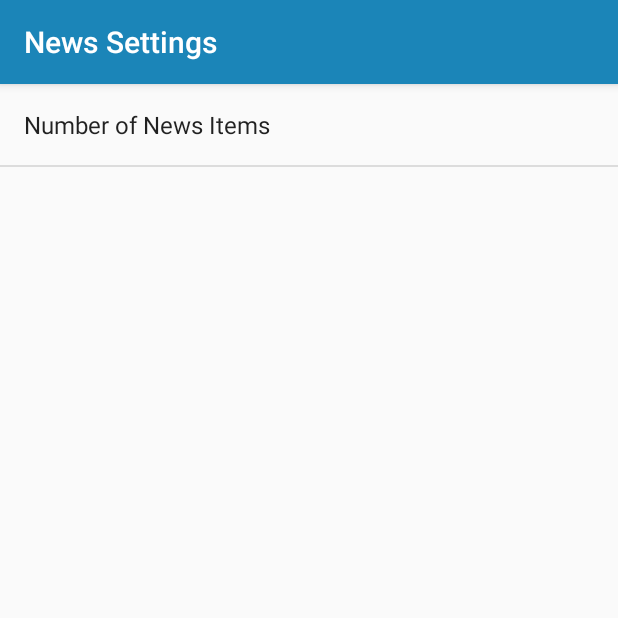
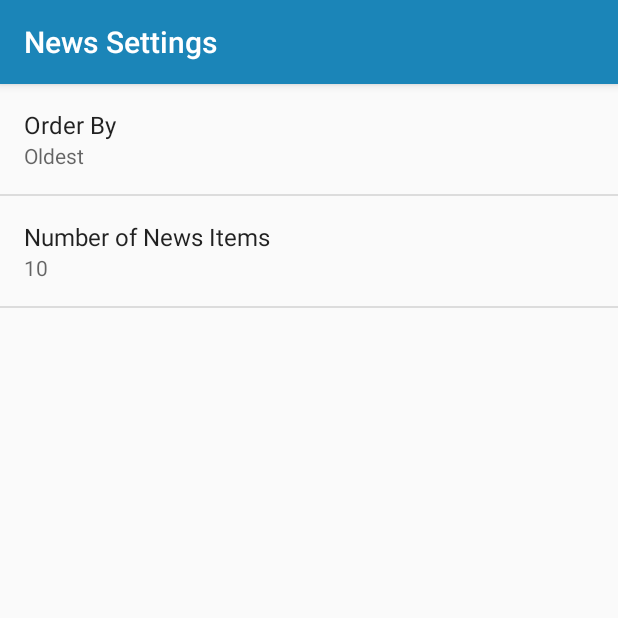
Before and after one commit to lakerfan32/NewsApp, an Android app: the screen it shows after launch (SettingsActivity), after a tap on "SETTINGS", on a phone screen of 412 x 824 dp, the top half of it. Run offline under Robolectric (Android 15) with nearby library versions, the phone set to English and light mode, and no system bars.

Commit message:
-Added Preference summaries and OnPreferenceChangeListener interface -Added OrderBy preference

```diff
--- a/app/src/main/java/com/example/ralph/newsapp/NewsActivity.java
+++ b/app/src/main/java/com/example/ralph/newsapp/NewsActivity.java
@@ -9,6 +9,7 @@ import android.net.ConnectivityManager;
 import android.net.NetworkInfo;
 import android.net.Uri;
 import android.os.Bundle;
+import android.preference.PreferenceManager;
 import android.support.v7.app.AppCompatActivity;
 import android.view.Menu;
 import android.view.MenuItem;
@@ -28,10 +29,10 @@ public class NewsActivity extends AppCompatActivity
 
     /**
      * URL for news item data from the GUARDIAN dataset
-     * (sorted by Relevance
+     * (sorted by Relevance)
      */
     private static final String GUARDIAN_REQUEST_URL =
-            "https://content.guardianapis.com/search?q=movies&from-date=2018-02-01&order-by=relevance&show-tags=contributor&api-key=b12ea91b-a708-4145-a15f-e9cb7cf79369";
+            "https://content.guardianapis.com/search?";
 
     /**
      * Constant value for the news item loader ID. We can choose any integer.
@@ -121,10 +122,45 @@ public class NewsActivity extends AppCompatActivity
     public void onSharedPreferenceChanged(SharedPreferences prefs, String key) {
     }
 
-    @Override
+/*    @Override
     public Loader<List<News>> onCreateLoader(int i, Bundle bundle) {
         // Create a new loader for the given URL
         return new NewsLoader(this, GUARDIAN_REQUEST_URL);
+    }*/
+
+    @Override
+    // Create a new loader for the given URL
+    public Loader<List<News>> onCreateLoader(int i, Bundle bundle) {
+
+        SharedPreferences sharedPrefs = PreferenceManager.getDefaultSharedPreferences(this);
+
+        // getString retrieves a String value from the preferences.
+        // The second parameter is the default value for the preferences.
+        String numberNewsItems = sharedPrefs.getString(
+                getString(R.string.number_news_items_key),
+                getString(R.string.number_news_items_default));
+
+        String orderBy = sharedPrefs.getString(
+                getString(R.string.order_by_key),
+                getString(R.string.order_by_default));
+
+        // parse breaks apart the URI string that's passed into its parameter
+        Uri baseUri = Uri.parse(GUARDIAN_REQUEST_URL);
+
+        // buildUpon prepares the baseUri that we just parsed so we can add query parameters to it
+        Uri.Builder uriBuilder = baseUri.buildUpon();
+
+        // Append query parameter and its value. For example, the `format=geojson`
+        uriBuilder.appendQueryParameter("q", "movies");
+        uriBuilder.appendQueryParameter("from-date", "2018-02-01");
+        uriBuilder.appendQueryParameter("order-by", orderBy);
+        uriBuilder.appendQueryParameter("show-tags", "contributor");
+        uriBuilder.appendQueryParameter("page-size", numberNewsItems);
+        uriBuilder.appendQueryParameter("api-key", "b12ea91b-a708-4145-a15f-e9cb7cf79369");
+
+        // Return the completed uri "https://content.guardianapis.com/search?q=movies&from-date=2018-02-01&order-by=relevance&show-tags=contributor&page-size=10&api-key="
+        return new NewsLoader(this, uriBuilder.toString());
+
     }
 
     @Override
--- a/app/src/main/java/com/example/ralph/newsapp/SettingsActivity.java
+++ b/app/src/main/java/com/example/ralph/newsapp/SettingsActivity.java
@@ -1,8 +1,13 @@
 package com.example.ralph.newsapp;
 
+import android.content.SharedPreferences;
 import android.os.Bundle;
+import android.preference.ListPreference;
+import android.preference.Preference;
 import android.preference.PreferenceFragment;
+import android.preference.PreferenceManager;
 import android.support.v7.app.AppCompatActivity;
+import android.util.Log;
 
 /**
  * This is used to contain a PreferenceFragment
@@ -15,12 +20,51 @@ public class SettingsActivity extends AppCompatActivity {
         setContentView(R.layout.settings_activity);
     }
 
-    public static class NewsPreferenceFragment extends PreferenceFragment {
+    public static class NewsPreferenceFragment extends PreferenceFragment
+        implements Preference.OnPreferenceChangeListener    {
+
 
         @Override
         public void onCreate(Bundle savedInstanceState) {
             super.onCreate(savedInstanceState);
             addPreferencesFromResource(R.xml.settings_main);
+
+            Preference numberNewsItems = findPreference(getString(R.string.number_news_items_key));
+            bindPreferenceSummaryToValue(numberNewsItems);
+
+            Log.i("Settings Activity", "number of news items =  " + numberNewsItems);
+
+            Preference orderBy = findPreference(getString(R.string.order_by_key));
+            bindPreferenceSummaryToValue(orderBy);
+        }
+
+        // This method will be called when the user has changed a Preference
+        @Override
+        public boolean onPreferenceChange(Preference preference, Object value) {
+            // This code takes care of updating the displayed preference summary
+            // after it has been changed
+            String stringValue = value.toString();
+            if (preference instanceof ListPreference) {
+                ListPreference listPreference = (ListPreference) preference;
+                int prefIndex = listPreference.findIndexOfValue(stringValue);
+                if (prefIndex >= 0) {
+                    CharSequence[] labels = listPreference.getEntries();
+                    preference.setSummary(labels[prefIndex]);
+                }
+            } else {
+                preference.setSummary(stringValue);
+            }
+            return true;
+        }
+
+        // Helper method to help with binding the value that's in SharedPreferences
+        // to update the preference summary when the settings activity is launched
+        private void bindPreferenceSummaryToValue(Preference preference) {
+            preference.setOnPreferenceChangeListener(this);
+            SharedPreferences preferences =
+                    PreferenceManager.getDefaultSharedPreferences(preference.getContext());
+            String preferenceString = preferences.getString(preference.getKey(), "");
+            onPreferenceChange(preference, preferenceString);
         }
     }
 }
--- /dev/null
+++ b/app/src/main/res/values/arrays.xml
@@ -0,0 +1,16 @@
+<?xml version="1.0" encoding="utf-8"?>
+<resources>
+    <!-- human-readable array list -->
+    <string-array name="settings_order_by_labels">
+        <item>@string/order_by_newest_label</item>
+        <item>@string/order_by_oldest_label</item>
+        <item>@string/order_by_relevance_label</item>
+    </string-array>
+
+    <!-- finds the value to save for a preference when an entry from entries is selected -->
+    <string-array name="settings_order_by_values">
+        <item>@string/order_by_newest_value</item>
+        <item>@string/order_by_default</item>
+        <item>@string/order_by_relevance_value</item>
+    </string-array>
+</resources>
--- a/app/src/main/res/values/strings.xml
+++ b/app/src/main/res/values/strings.xml
@@ -13,19 +13,28 @@
     <string name="settings_title">News Settings</string>
 
     <!-- Strings for Page Size Preference (10 items displayed by default) -->
-    <string name="page_size_label">Number of News Items</string>
-    <string name="page_size_key" translatable="false">selected_page_size</string>
-    <string name="page_size_default" translatable="false">10</string>
+    <string name="number_news_items_label">Number of News Items</string>
+    <string name="number_news_items_key" translatable="false">selected_page_size</string>
+    <string name="number_news_items_default" translatable="false">10</string>
 
-    <!-- Strings For Order-By Preference [CHAR LIMIT=30] -->
+    <!-- Strings For Order-By Preference -->
     <string name="order_by_label">Order By</string>
     <string name="order_by_key" translatable="false">order_by</string>
-    <string name="order_by_default" translatable="false">@string/settings_order_by_relevance_value</string>
+    <string name="order_by_default" translatable="false">@string/order_by_newest_value</string>
 
-    <!-- Strings for Number of News Items Preference -->
-    <string name="settings_number_news_items_label">Number of News Items</string>
-    <string name="settings_number_selected_key" translatable="false">selected_number</string>
-    <string name="settings_default_number_news_items" translatable="false">10</string>
+    <!-- Label for Order-By newest option -->
+    <string name="order_by_newest_label">Newest</string>
+    <string name="order_by_newest_value" translatable="false">Newest</string>
+
+    <!-- Label for Order-By oldest option -->
+    <string name="order_by_oldest_label">Oldest</string>
+    <string name="order_by_oldest_value" translatable="false">Oldest</string>
+
+    <!-- Label for Order-By relevance option -->
+    <string name="order_by_relevance_label">Relevance</string>
+    <string name="order_by_relevance_value" translatable="false">relevance</string>
+
+
 
     <!-- News Section title selection -->
     <string name="settings_news_section_label">News Section</string>
--- a/app/src/main/res/xml/settings_main.xml
+++ b/app/src/main/res/xml/settings_main.xml
@@ -3,18 +3,18 @@
     xmlns:android="http://schemas.android.com/apk/res/android"
     android:title="@string/settings_title">
 
-<!--    <ListPreference
+    <ListPreference
         android:defaultValue="@string/order_by_default"
-        android:entries="@array/order_by_labels"
-        android:entryValues="@array/order_by_values"
+        android:entries="@array/settings_order_by_labels"
+        android:entryValues="@array/settings_order_by_values"
         android:key="@string/order_by_key"
-        android:title="@string/order_by_label" />-->
+        android:title="@string/order_by_label" />
 
     <EditTextPreference
-        android:defaultValue="@string/page_size_default"
+        android:defaultValue="@string/number_news_items_default"
         android:inputType="numberDecimal"
-        android:key="@string/page_size_key"
+        android:key="@string/number_news_items_key"
         android:selectAllOnFocus="true"
-        android:title="@string/page_size_label" />
+        android:title="@string/number_news_items_label" />
 
 </PreferenceScreen>
```
